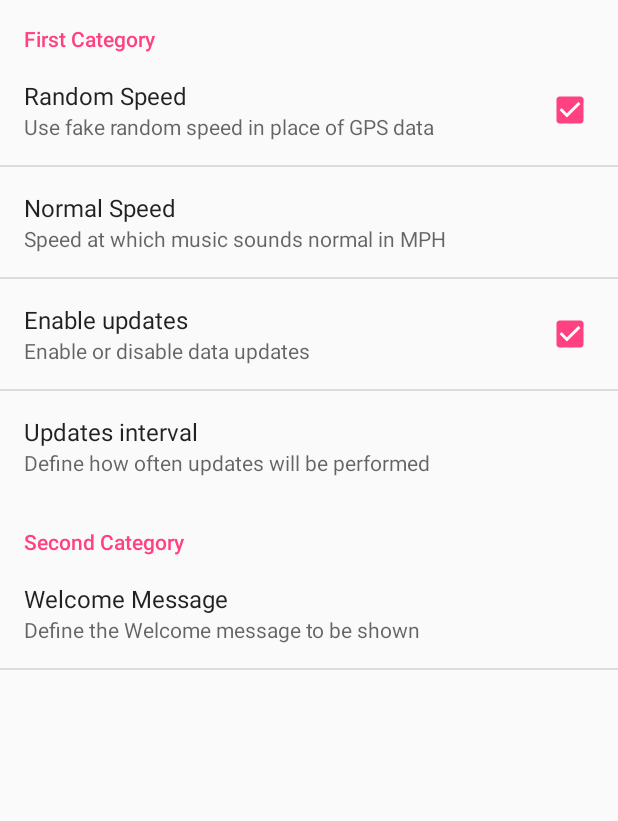
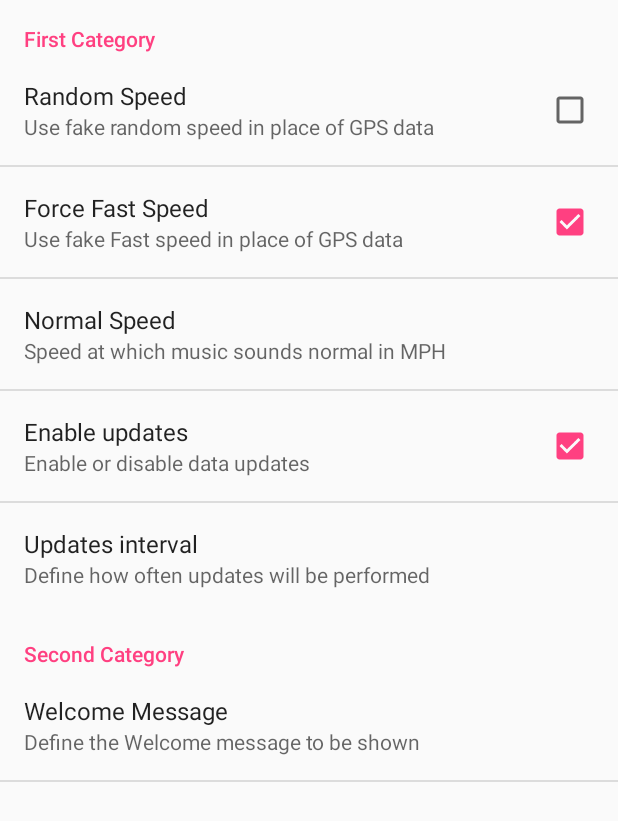
Before and after one commit to poleguy/ICT, an Android app: the screen it shows after launch (PrefsActivity), in the options menu, after a tap on "Settings", on a phone screen of 412 x 824 dp. Shown: the top 821 px of the screen. Run offline under Robolectric (Android 15) with nearby library versions, the light colour scheme and no system bars.

Commit message:
Works with multiple songs and plays in a loop forever. Speed adjustment is smoothed, and works reliably with GPS. Added forced speed mode.

```diff
--- a/app/src/main/AndroidManifest.xml
+++ b/app/src/main/AndroidManifest.xml
@@ -18,7 +18,8 @@
         <activity
             android:name=".IctActivity"
             android:label="@string/app_name"
-            android:theme="@style/AppTheme.NoActionBar">
+            android:theme="@style/AppTheme.NoActionBar"
+            android:configChanges="orientation|screenSize">
             <intent-filter>
                 <action android:name="android.intent.action.MAIN" />
 
--- a/app/src/main/java/com/phantompowerracing/ict/AudioPlayer.java
+++ b/app/src/main/java/com/phantompowerracing/ict/AudioPlayer.java
@@ -3,20 +3,12 @@ package com.phantompowerracing.ict;
 import android.media.AudioFormat;
 import android.media.AudioManager;
 import android.media.MediaFormat;
-import android.os.AsyncTask;
-import android.os.Bundle;
 import android.os.HandlerThread;
 import android.os.Looper;
 import android.os.Message;
-import android.support.design.widget.FloatingActionButton;
-import android.support.design.widget.Snackbar;
-import android.support.v7.app.AppCompatActivity;
-import android.support.v7.widget.Toolbar;
 import android.util.Log;
 import android.view.View;
-import android.view.Menu;
-import android.view.MenuItem;
-import android.media.MediaPlayer;
+
 import java.io.File;
 import android.media.MediaExtractor;
 import android.media.MediaCodec;
@@ -24,42 +16,14 @@ import android.media.AudioTrack;
 import java.io.IOException;
 import java.nio.ByteBuffer;
 
-import android.os.Bundle;
 import android.os.Handler;
-import android.support.design.widget.FloatingActionButton;
-import android.support.design.widget.Snackbar;
-import android.support.v4.app.FragmentActivity;
-import android.support.v7.app.AppCompatActivity;
-import android.support.v7.widget.Toolbar;
-import android.util.Log;
-import android.view.View;
-import android.view.Menu;
-import android.view.MenuItem;
 
 
-import android.app.AlertDialog;
-import android.content.DialogInterface;
-
-import android.content.pm.PackageManager;
-
-import com.google.android.gms.common.ConnectionResult;
 import com.google.android.gms.common.api.GoogleApiClient;
-import com.google.android.gms.location.LocationRequest;
-import com.google.android.gms.location.LocationServices;
-import com.google.android.gms.common.api.Status;
-import com.google.android.gms.common.api.ResultCallback;
-import com.google.android.gms.location.LocationListener;
 
 
 import java.util.concurrent.TimeUnit;
-import android.support.v4.app.ActivityCompat;
-import android.location.Location;
-import android.support.annotation.NonNull;
 
-import android.content.SharedPreferences;
-import android.preference.PreferenceManager;
-
-import android.Manifest;
 import android.widget.TextView;
 
 /**
@@ -71,7 +35,16 @@ public class AudioPlayer implements Runnable {
     protected int inputBufIndex;
     protected Boolean doStop = false;
     private String mPath;
-    private boolean isPlaying = false;
+    private boolean isRepeating = false;
+    private boolean isPaused = true;
+    //MediaCodec codec = MediaCodec.createByCodecName(name);
+    private MediaCodec decoder;
+    MediaFormat mOutputFormat;
+    boolean isEOS = false;
+    boolean sawOutputEOS = true;
+    long extractorSampleTime = 0;
+    double m_relative_speed = 0.3;
+    int mPlaybackRate;
 
     public AudioPlayer(String path) {
         mPath = path;
@@ -97,7 +70,7 @@ public class AudioPlayer implements Runnable {
         }
 
         // Don't forget to start playing
-        audioTrack.play();
+        //audioTrack.play();
         isEOS = false;
         sawOutputEOS = false;
         extractorSampleTime = 0;
@@ -112,22 +85,36 @@ public class AudioPlayer implements Runnable {
 
     }
 
+    public boolean isRepeating() {
+        return isRepeating;
+    }
+    public boolean isPlaying() {
+        boolean bPlaying = false;
+        int state = audioTrack.getPlayState();
+        if (state == audioTrack.PLAYSTATE_PLAYING) {
+            bPlaying = true;
+        }
+        return bPlaying;
+    }
     public void play() {
         Log.d("play", "Playing");
-        isPlaying = true;
+
+        isRepeating = true;
+        isPaused = false;
     }
 
     public void pause() {
         // for now, will stop at the end of the song
         Log.d("pause", "pause");
-        isPlaying = false;
+        isPaused = true;
+        //audioTrack.pause();
     }
 
     HandlerThread callbackThread;
     CallbackHandler handler;
     public void start() {
         Log.d("AudioPlayer", "start");
-        //isPlaying = true;
+        //isRepeating = true;
         doStop = false;
         callbackThread = new HandlerThread("CallbackThread");
         callbackThread.start();
@@ -154,6 +141,14 @@ public class AudioPlayer implements Runnable {
 
                 if(!isEOS){
                     ByteBuffer buffer = mc.getInputBuffer(inputBufferId);
+                    while(isPaused) {
+                        Log.d("callback","paused");
+                        try {
+                            Thread.sleep(100);
+                        } catch (InterruptedException e) {
+                            e.printStackTrace();
+                        }
+                    }
                     int sampleSize = extractor.readSampleData(buffer, 0);
                     if (sampleSize < 0) {
 
@@ -198,7 +193,7 @@ public class AudioPlayer implements Runnable {
                     if ((info.flags & MediaCodec.BUFFER_FLAG_END_OF_STREAM) != 0) {
                         sawOutputEOS = true;
                         // comment out to run forever:
-                        //isPlaying = false;
+                        //isRepeating = false;
                         Log.d("DecodeActivity", "OutputBuffer BUFFER_FLAG_END_OF_STREAM");
                     }
 
@@ -227,28 +222,78 @@ public class AudioPlayer implements Runnable {
         };
 
         Log.d("run", "Playing");
+        prepare();
+        Log.d("play", "starting audio player");
+        audioPlayerB("/sdcard/Download", "ICT_turkey.wav",DecoderCallback);
+        Log.d("play","thread: " + android.os.Process.myTid());
+        //audioPlayerB("/data/local","tis.wav");
+        int i = 0;
         while(true) {
-            if (isPlaying) {
-                if (sawOutputEOS) {
-                    prepare();
-                    Log.d("play", "starting audio player");
-                    audioPlayerB("/sdcard/Download", "ICT_turkey.wav",DecoderCallback);
-                    Log.d("play","thread: " + android.os.Process.myTid());
+
+            //if (isRepeating) {
+                //if (sawOutputEOS) {
+                //if(audioTrack.getPlayState() == audioTrack.PLAYSTATE_STOPPED) {
+                //    Log.d("play", "stopped");
+                //}
+                if(audioTrack.getPlayState() == audioTrack.PLAYSTATE_PAUSED) {
+                    Log.d("play","playstate paused");
+                    if(!isPaused) {
+                        isPaused = false;
+                        audioTrack.play();
+                    }
+                } else if(audioTrack.getPlayState() == audioTrack.PLAYSTATE_STOPPED) {
+                    Log.d("play","playstate stopped");
+
+                    if(isRepeating) {
+                        if (sawOutputEOS) {
+                            //if(audioTrack.getPlayState() != audioTrack.PLAYSTATE_PAUSED) {
+                            prepare();
+                            String[] tracks = {"ICT_turkey.wav","ICT_entertainer.wav"};
+                            i = (i+1)%tracks.length;
+                            String track = tracks[i];
+                            Log.d("play", String.format("starting audio player: %d, %s" ,i,track));
+                            audioPlayerB("/sdcard/Download", track, DecoderCallback);
+                            Log.d("play", "thread: " + android.os.Process.myTid());
+                            //}
+                        }
+                        audioTrack.play();
+                    }
+                } else {
+                    Log.d("play","playstate running");
+                    if(isPaused) {
+                        audioTrack.pause();
+                    } else if(isRepeating) {
+                        if (isEOS && sawOutputEOS) {
+                            // start a new track if the old one finished
+                            //if(audioTrack.getPlayState() != audioTrack.PLAYSTATE_PAUSED) {
+                            prepare();
+                            String[] tracks = {"ICT_turkey.wav","ICT_entertainer.wav"};
+                            i = (i+1)%tracks.length;
+                            String track = tracks[i];
+                            Log.d("play", String.format("starting audio player: %d, %s" ,i,track));
+                            audioPlayerB("/sdcard/Download", track, DecoderCallback);
+                            Log.d("play", "thread: " + android.os.Process.myTid());
+                            //}
+                        }
+                        audioTrack.play();
+                    }
+                }
+                    //if(audioTrack.getPlayState() == audioTrack.PLAYSTATE_STOPPED) {
+
+                    //}
                     //audioPlayerB("/data/local","tis.wav");
+                //}
+            //} else {
+                try {
+                    Thread.sleep(100); // to not hog the processor
+                } catch (InterruptedException e) {
+                    e.printStackTrace();
                 }
-            }
+            //}
         }
 
     }
 
-    //MediaCodec codec = MediaCodec.createByCodecName(name);
-    private MediaCodec decoder;
-    MediaFormat mOutputFormat;
-    boolean isEOS = false;
-    boolean sawOutputEOS = true;
-    long extractorSampleTime = 0;
-    double m_relative_speed = 0.3;
-    int mPlaybackRate;
 
 
     public void audioPlayerB(String path, String fileName,MediaCodec.Callback DecoderCallback){
@@ -330,8 +375,8 @@ public class AudioPlayer implements Runnable {
 //        }
 //    }
 //
-//    public boolean isPlaying() {
-//        return isPlaying;
+//    public boolean isRepeating() {
+//        return isRepeating;
 //    }
 
 
@@ -362,7 +407,7 @@ public class AudioPlayer implements Runnable {
     //private Handler mHandler = new Handler();
 
 
-    private double smoothedRate = 0.0;
+
 
     public void setPlaybackSpeed(double speed) {
         // hit speed of
@@ -373,17 +418,11 @@ public class AudioPlayer implements Runnable {
         m_relative_speed =  speed;
         if (audioTrack != null) {
             int rate = (int) (((double) mPlaybackRate) * (m_relative_speed));
-            double alpha = 0.25;
-            smoothedRate = rate*alpha+smoothedRate*(1.0-alpha);
-            audioTrack.setPlaybackRate((int)Math.round(smoothedRate));
-            Log.d("AudioPlayer", "new rate " + smoothedRate);
+            audioTrack.setPlaybackRate(rate);
+            //Log.d("AudioPlayer", "new rate " + rate);
         }
 
 
-    }
-
-    public double getSmoothedRate() {
-        return smoothedRate;
     }
 
     // https://github.com/mstorsjo/android-decodeencodetest/blob/23a0621390404785e02a1ae7c24dfb67f9854129/src/com/example/decodeencodetest/ExtractDecodeEditEncodeMuxTest.java
--- a/app/src/main/java/com/phantompowerracing/ict/IctActivity.java
+++ b/app/src/main/java/com/phantompowerracing/ict/IctActivity.java
@@ -2,8 +2,6 @@ package com.phantompowerracing.ict;
 
 import android.content.Intent;
 import android.os.Bundle;
-import android.support.design.widget.FloatingActionButton;
-import android.support.design.widget.Snackbar;
 import android.support.v7.app.AppCompatActivity;
 import android.support.v7.widget.Toolbar;
 import android.util.Log;
@@ -31,7 +29,7 @@ import com.google.android.gms.location.LocationListener;
 
 
 import java.util.Random;
-import java.util.concurrent.TimeUnit;
+
 import android.support.v4.app.ActivityCompat;
 import android.location.Location;
 import android.support.annotation.NonNull;
@@ -40,6 +38,7 @@ import android.content.SharedPreferences;
 import android.preference.PreferenceManager;
 
 import android.Manifest;
+import android.widget.ImageButton;
 import android.widget.TextView;
 
 public class IctActivity extends AppCompatActivity implements
@@ -60,21 +59,34 @@ public class IctActivity extends AppCompatActivity implements
         setContentView(R.layout.activity_ict);
         Toolbar toolbar = (Toolbar) findViewById(R.id.toolbar);
         setSupportActionBar(toolbar);
-
+        Log.d("onCreate","onCreate");
+        super.onStart();
         audioPlayer.start(); // start thread, use .play() to actually play
 
-        FloatingActionButton fab = (FloatingActionButton) findViewById(R.id.fab);
-        fab.setOnClickListener(new View.OnClickListener() {
+        //FloatingActionButton fab = (FloatingActionButton) findViewById(R.id.fab);
+        //FloatingActionButton fab = (FloatingActionButton) findViewById(R.id.fab);
+        ImageButton imgButton =(ImageButton)findViewById(R.id.imageButton);
+        imgButton.setOnClickListener(new View.OnClickListener() {
+//        fab.setOnClickListener(new View.OnClickListener() {
             @Override
             public void onClick(View view) {
-                Snackbar.make(view, "Replace with your own action", Snackbar.LENGTH_LONG)
-                        .setAction("Action", null).show();
+                //Snackbar.make(view, "Replace with your own action", Snackbar.LENGTH_LONG)
+                //        .setAction("Action", null).show();
 
 
                 //audioPlayerB("/sdcard","Carmen Ring.mp3");
                 //audioPlayerB("/sdcard/Download","ICT_turkey.wav");
                 //audioPlayerB("/data/local","tis.wav");
-                audioPlayer.play();
+                ImageButton imgButton =(ImageButton)findViewById(R.id.imageButton);
+                if (audioPlayer.isPlaying()) {
+                    audioPlayer.pause();
+                    Log.d("click", "pause");
+                    imgButton.setImageResource(R.drawable.mr_ic_play_light);
+                } else {
+                    audioPlayer.play();
+                    Log.d("click", "play");
+                    imgButton.setImageResource(R.drawable.mr_ic_pause_light);
+                }
 
 
             }
@@ -162,7 +174,7 @@ public class IctActivity extends AppCompatActivity implements
                 if (audioPlayer != null) {
                     audioPlayer.setPlaybackSpeed(smoothedRate);
                 }
-                Log.d("smooth", "new rate " + smoothedRate);
+                //Log.d("smooth", "new rate " + smoothedRate);
                 smoothHandler.postDelayed(this,delay);
             }
         }, delay);
@@ -208,18 +220,18 @@ public class IctActivity extends AppCompatActivity implements
 
         return super.onOptionsItemSelected(item);
     }
-    public void audioPlayer(String path, String fileName){
-        //set up MediaPlayer
-        MediaPlayer mp = new MediaPlayer();
-
-        try {
-            mp.setDataSource(path + File.separator + fileName);
-            mp.prepare();
-            mp.start();
-        } catch (Exception e) {
-            e.printStackTrace();
-        }
-    }
+//    public void audioPlayer(String path, String fileName){
+//        //set up MediaPlayer
+//        MediaPlayer mp = new MediaPlayer();
+//
+//        try {
+//            mp.setDataSource(path + File.separator + fileName);
+//            mp.prepare();
+//            mp.start();
+//        } catch (Exception e) {
+//            e.printStackTrace();
+//        }
+//    }
 
     double m_relative_speed = 0.5;
 
@@ -249,12 +261,12 @@ public class IctActivity extends AppCompatActivity implements
     // Id to identify Location permission request.
     private static final int REQUEST_GPS_PERMISSION = 1;
 
-    private static final float MPH_IN_METERS_PER_SECOND = 2.23694f;
+    private static final double MPH_IN_METERS_PER_SECOND = 2.23694;
     private static final long INDICATOR_DOT_FADE_AWAY_MS = 500L;
 
     private GoogleApiClient mGoogleApiClient;
     private boolean mWaitingForGpsSignal;
-    private float mSpeed;
+    private double mSpeed;
 
     private String mGpsPermissionNeededMessage;
     private String mAcquiringGpsMessage;
@@ -344,8 +356,8 @@ public class IctActivity extends AppCompatActivity implements
     Random r = new Random();
     @Override
     public void onLocationChanged(Location location) {
-        Log.d(TAG, "onLocationChanged() : " + location);
-        Log.d("onLocation","thread: " + android.os.Process.myTid());
+        //Log.d(TAG, "onLocationChanged() : " + location);
+        //Log.d("onLocation","thread: " + android.os.Process.myTid());
 
         if (mWaitingForGpsSignal) {
             mWaitingForGpsSignal = false;
@@ -354,6 +366,7 @@ public class IctActivity extends AppCompatActivity implements
 
         SharedPreferences sharedPreferences = PreferenceManager.getDefaultSharedPreferences(this);
         boolean useRandom = sharedPreferences.getBoolean("random_speed", false);
+        boolean useFast = sharedPreferences.getBoolean("fast_speed", false);
         //http://stackoverflow.com/questions/17844511/android-preferences-error-string-cannot-be-cast-to-int
         int normalSpeed = Integer.parseInt(sharedPreferences.getString("normal_speed", "20"));
         if (useRandom) {
@@ -361,8 +374,11 @@ public class IctActivity extends AppCompatActivity implements
             int minSpeed = 0; // MPH
             int maxSpeed = normalSpeed; // MPH
             mSpeed = r.nextInt(maxSpeed - minSpeed) + minSpeed;
+        } else if(useFast) {
+            mSpeed = normalSpeed * 1.5 * MPH_IN_METERS_PER_SECOND;
         } else {
             mSpeed = location.getSpeed() * MPH_IN_METERS_PER_SECOND;
+
         }
         setPlaybackSpeed();
 
--- a/app/src/main/res/layout/content_ict.xml
+++ b/app/src/main/res/layout/content_ict.xml
@@ -66,5 +66,6 @@
         android:id="@+id/imageButton"
         android:layout_below="@+id/relative_playback_speed"
         android:layout_alignParentStart="true"
-        android:src="@drawable/play" />
+        android:src="@drawable/mr_ic_play_light" />
+
 </RelativeLayout>
--- a/app/src/main/res/xml/preferences.xml
+++ b/app/src/main/res/xml/preferences.xml
@@ -10,6 +10,12 @@
             android:key="random_speed"
             android:summary="Use fake random speed in place of GPS data"
             android:title="Random Speed"
+            android:defaultValue="false"
+            />
+        <CheckBoxPreference
+            android:key="fast_speed"
+            android:summary="Use fake Fast speed in place of GPS data"
+            android:title="Force Fast Speed"
             android:defaultValue="true"
             />
         <ListPreference
```
Also changed, not shown: 1 other file.
